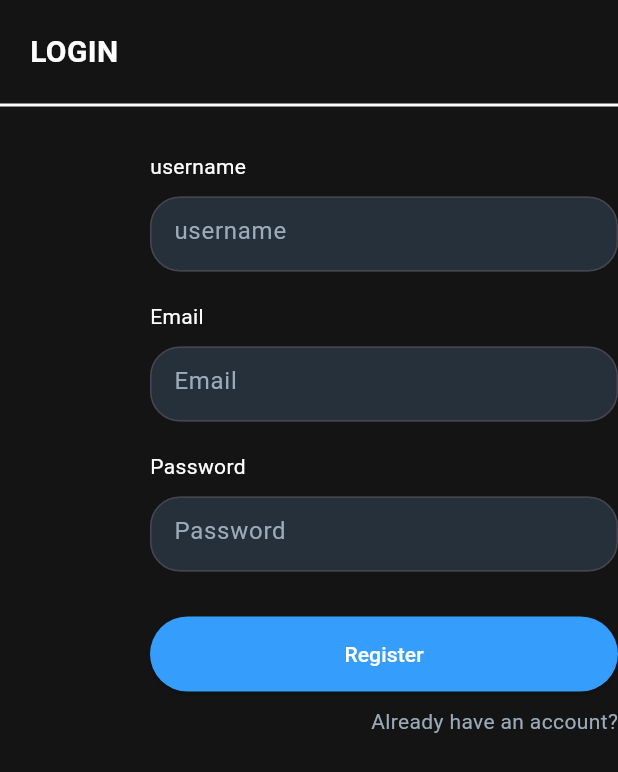
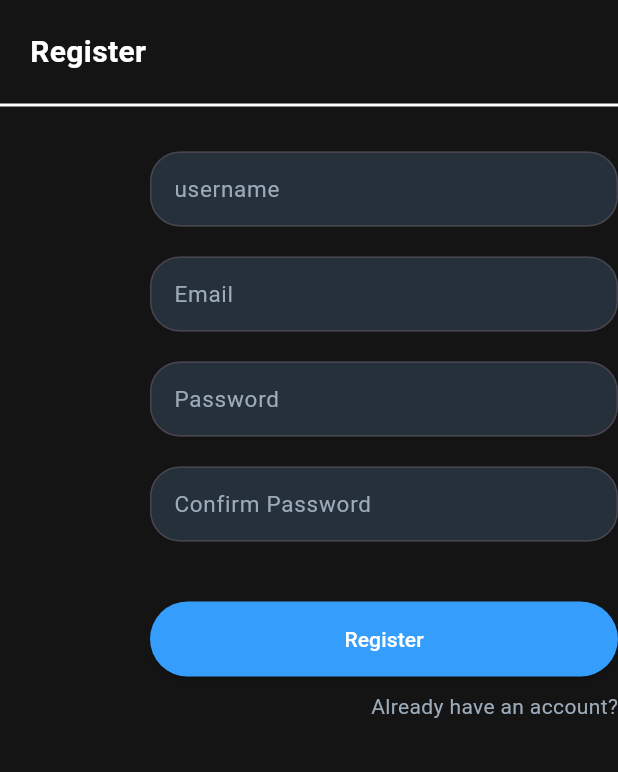
Before and after one commit to rahmatadidi/store, a Flutter app: the screen it shows after launch, after a tap on "Register", on a phone screen of 412 x 824 dp. Shown: the top 772 px of the screen. Run offline on Flutter 3.47's test engine with Material 3 defaults, Android fonts, the phone set to English and light mode, and no system bars.

Commit message:
feat: navigation

```diff
--- a/lib/main.dart
+++ b/lib/main.dart
@@ -1,5 +1,4 @@
 import 'package:fe_store/screens/login.dart';
-import 'package:fe_store/screens/register.dart';
 import 'package:flutter/material.dart';
 
 void main() {
@@ -14,7 +13,7 @@ class MyApp extends StatelessWidget {
     return const MaterialApp(
       debugShowCheckedModeBanner: false,
       home: Scaffold(
-        body: Register(),
+        body: Login(),
       ),
     );
   }
--- a/lib/screens/login.dart
+++ b/lib/screens/login.dart
@@ -1,3 +1,4 @@
+import 'package:fe_store/screens/register.dart';
 import 'package:fe_store/theme/app_theme.dart';
 import 'package:fe_store/widgets/custom_button.dart';
 import 'package:fe_store/widgets/custom_input.dart';
@@ -18,7 +19,7 @@ class Login extends StatelessWidget {
               Container(
                 padding: const EdgeInsets.only(left: 20, top: 20),
                 child: const Text(
-                  "LOGIN",
+                  "Login",
                   style: TextStyle(
                       color: Colors.white,
                       fontSize: 20,
@@ -50,13 +51,6 @@ class Login extends StatelessWidget {
                             child: Column(
                               crossAxisAlignment: CrossAxisAlignment.start,
                               children: [
-                                const Text(
-                                  "username",
-                                  style: TextStyle(color: Colors.white),
-                                ),
-                                const SizedBox(
-                                  height: 10,
-                                ),
                                 Input(
                                   controller: TextEditingController(),
                                   width: 500,
@@ -64,13 +58,6 @@ class Login extends StatelessWidget {
                                 ),
                                 const SizedBox(
                                   height: 20,
-                                ),
-                                const Text(
-                                  "Password",
-                                  style: TextStyle(color: Colors.white),
-                                ),
-                                const SizedBox(
-                                  height: 10,
                                 ),
                                 Input(
                                   controller: TextEditingController(),
@@ -103,7 +90,13 @@ class Login extends StatelessWidget {
                                   height: 10,
                                 ),
                                 SecondaryButton(
-                                    onPressed: () {},
+                                    onPressed: () {
+                                      Navigator.push(
+                                          context,
+                                          MaterialPageRoute(
+                                              builder: (context) =>
+                                                  const Register()));
+                                    },
                                     text: "Register",
                                     width: 500)
                               ],
--- a/lib/screens/register.dart
+++ b/lib/screens/register.dart
@@ -1,3 +1,4 @@
+import 'package:fe_store/screens/login.dart';
 import 'package:fe_store/theme/app_theme.dart';
 import 'package:fe_store/widgets/custom_button.dart';
 import 'package:fe_store/widgets/custom_input.dart';
@@ -18,7 +19,7 @@ class Register extends StatelessWidget {
               Container(
                 padding: const EdgeInsets.only(left: 20, top: 20),
                 child: const Text(
-                  "LOGIN",
+                  "Register",
                   style: TextStyle(
                       color: Colors.white,
                       fontSize: 20,
@@ -50,13 +51,6 @@ class Register extends StatelessWidget {
                             child: Column(
                               crossAxisAlignment: CrossAxisAlignment.start,
                               children: [
-                                const Text(
-                                  "username",
-                                  style: TextStyle(color: Colors.white),
-                                ),
-                                const SizedBox(
-                                  height: 10,
-                                ),
                                 Input(
                                   controller: TextEditingController(),
                                   width: 500,
@@ -65,28 +59,13 @@ class Register extends StatelessWidget {
                                 const SizedBox(
                                   height: 20,
                                 ),
-                                const Text(
-                                  "Email",
-                                  style: TextStyle(color: Colors.white),
-                                ),
-                                const SizedBox(
-                                  height: 10,
-                                ),
                                 Input(
                                   controller: TextEditingController(),
                                   width: 500,
                                   hintText: "Email",
-                                  isPassword: true,
                                 ),
                                 const SizedBox(
                                   height: 20,
-                                ),
-                                const Text(
-                                  "Password",
-                                  style: TextStyle(color: Colors.white),
-                                ),
-                                const SizedBox(
-                                  height: 10,
                                 ),
                                 Input(
                                   controller: TextEditingController(),
@@ -95,7 +74,16 @@ class Register extends StatelessWidget {
                                   isPassword: true,
                                 ),
                                 const SizedBox(
-                                  height: 30,
+                                  height: 20,
+                                ),
+                                Input(
+                                  controller: TextEditingController(),
+                                  width: 500,
+                                  hintText: "Confirm Password",
+                                  isPassword: true,
+                                ),
+                                const SizedBox(
+                                  height: 40,
                                 ),
                                 PrimaryButton(
                                   onPressed: () {},
@@ -105,14 +93,23 @@ class Register extends StatelessWidget {
                                 const SizedBox(
                                   height: 10,
                                 ),
-                                const Row(
+                                Row(
                                   mainAxisAlignment: MainAxisAlignment.end,
                                   children: [
-                                    Text(
-                                      "Already have an account?",
-                                      style: TextStyle(
-                                          color: AppTheme.textColorAccent),
-                                    ),
+                                    InkWell(
+                                      onTap: () {
+                                        Navigator.push(
+                                            context,
+                                            MaterialPageRoute(
+                                                builder: (context) =>
+                                                    const Login()));
+                                      },
+                                      child: const Text(
+                                        "Already have an account?",
+                                        style: TextStyle(
+                                            color: AppTheme.textColorAccent),
+                                      ),
+                                    )
                                   ],
                                 ),
                               ],
--- a/lib/widgets/custom_input.dart
+++ b/lib/widgets/custom_input.dart
@@ -23,7 +23,7 @@ class Input extends StatelessWidget {
     return SizedBox(
       width: width,
       height: height,
-      child: TextField(
+      child: TextFormField(
         controller: controller,
         obscureText: isPassword,
         keyboardType: inputType,
@@ -31,12 +31,19 @@ class Input extends StatelessWidget {
           color: Colors.white,
         ),
         decoration: InputDecoration(
-            hintText: hintText,
+            labelText: hintText,
             filled: true,
             fillColor: AppTheme.secondaryColor,
-            hintStyle: const TextStyle(color: AppTheme.textColorAccent),
+            hintStyle:
+                const TextStyle(color: AppTheme.textColorAccent, fontSize: 10),
+            labelStyle:
+                const TextStyle(color: AppTheme.textColorAccent, fontSize: 15),
             border: const OutlineInputBorder(
-                borderRadius: BorderRadius.all(Radius.circular(20)))),
+                borderRadius: BorderRadius.all(Radius.circular(20))),
+            focusedBorder: const OutlineInputBorder(
+                borderRadius: BorderRadius.all(Radius.circular(20)),
+                borderSide: BorderSide(color: Colors.white)),
+            floatingLabelBehavior: FloatingLabelBehavior.auto),
       ),
     );
   }
```
